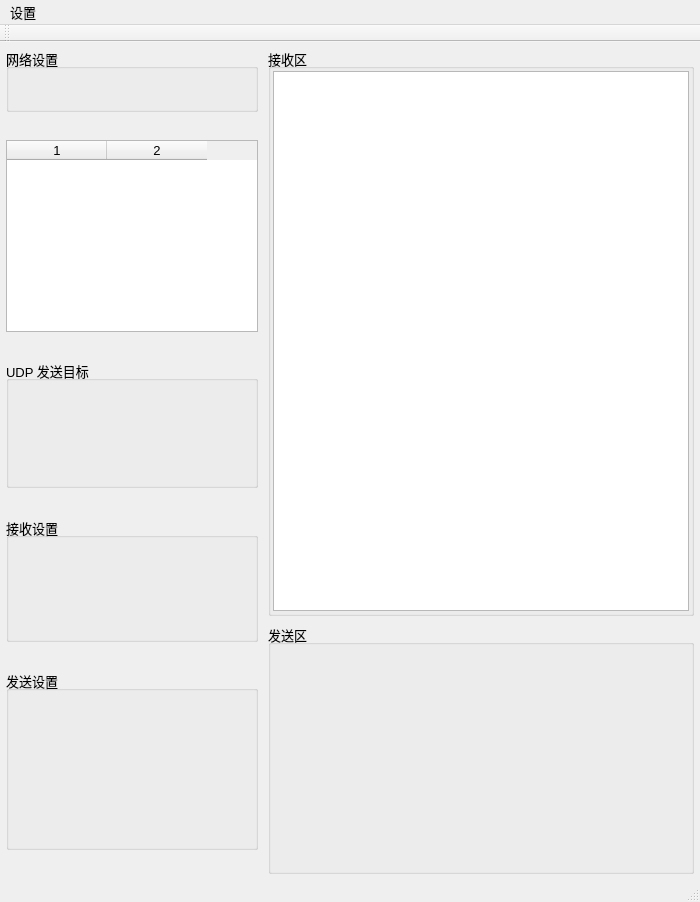
First picture: the form in main_window.ui, repository 652436962/Network_Assistant, before the edit.
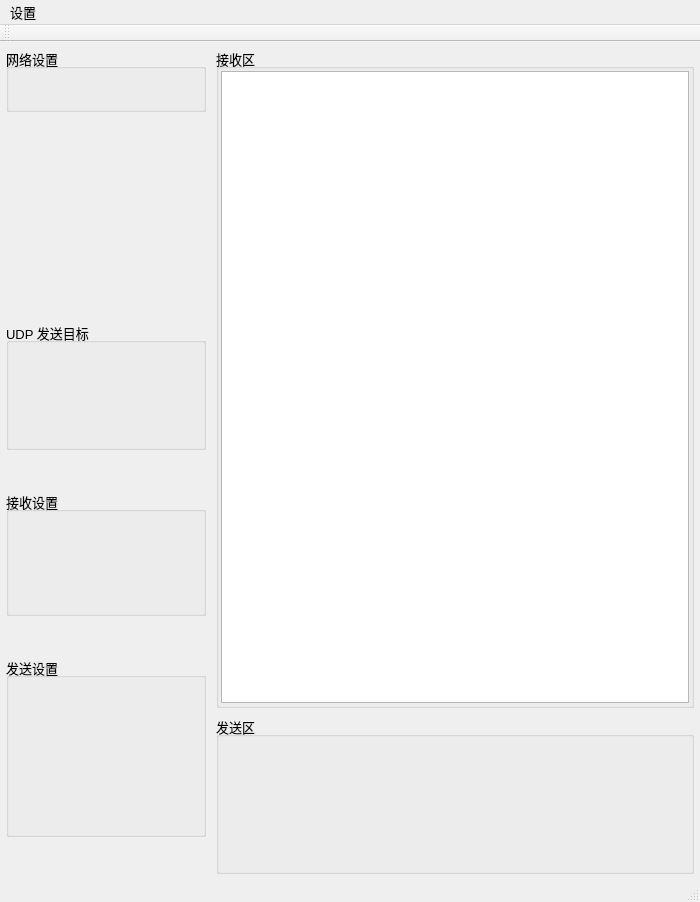
Second picture: the form after the edit. Custom widgets are drawn as their Qt base class.

Commit message: 基本成功，只需优化UI布局即可

What changed in the file:
```diff
--- a/main_window.ui
+++ b/main_window.ui
@@ -42,7 +42,7 @@
       </property>
       <property name="maximumSize">
        <size>
-        <width>256</width>
+        <width>512</width>
         <height>1024</height>
        </size>
       </property>
@@ -89,15 +89,13 @@
         </spacer>
        </item>
        <item>
-        <widget class="QTableWidget" name="clientTable">
-         <property name="rowCount">
-          <number>0</number>
+        <widget class="ScrollableListWidget" name="clientListWidget" native="true">
+         <property name="minimumSize">
+          <size>
+           <width>32</width>
+           <height>128</height>
+          </size>
          </property>
-         <property name="columnCount">
-          <number>2</number>
-         </property>
-         <column/>
-         <column/>
         </widget>
        </item>
        <item>
@@ -223,7 +221,7 @@
          <property name="minimumSize">
           <size>
            <width>325</width>
-           <height>275</height>
+           <height>128</height>
           </size>
          </property>
          <property name="title">
@@ -263,7 +261,7 @@
          <property name="minimumSize">
           <size>
            <width>325</width>
-           <height>250</height>
+           <height>128</height>
           </size>
          </property>
          <property name="title">
@@ -286,10 +284,24 @@
            <number>2</number>
           </property>
           <item>
-           <widget class="SingleSendWidget" name="singleSend" native="true"/>
+           <widget class="SingleSendWidget" name="singleSend" native="true">
+            <property name="minimumSize">
+             <size>
+              <width>0</width>
+              <height>64</height>
+             </size>
+            </property>
+           </widget>
           </item>
           <item>
-           <widget class="MultipleSendWidget" name="multipleSend" native="true"/>
+           <widget class="MultipleSendWidget" name="multipleSend" native="true">
+            <property name="minimumSize">
+             <size>
+              <width>0</width>
+              <height>64</height>
+             </size>
+            </property>
+           </widget>
           </item>
          </layout>
         </widget>
@@ -413,6 +425,12 @@
    <header>target_box.h</header>
    <container>1</container>
   </customwidget>
+  <customwidget>
+   <class>ScrollableListWidget</class>
+   <extends>QWidget</extends>
+   <header>scrollable_list_widget.h</header>
+   <container>1</container>
+  </customwidget>
  </customwidgets>
  <resources/>
  <connections/>
```
The commit also changes 3 other files.
